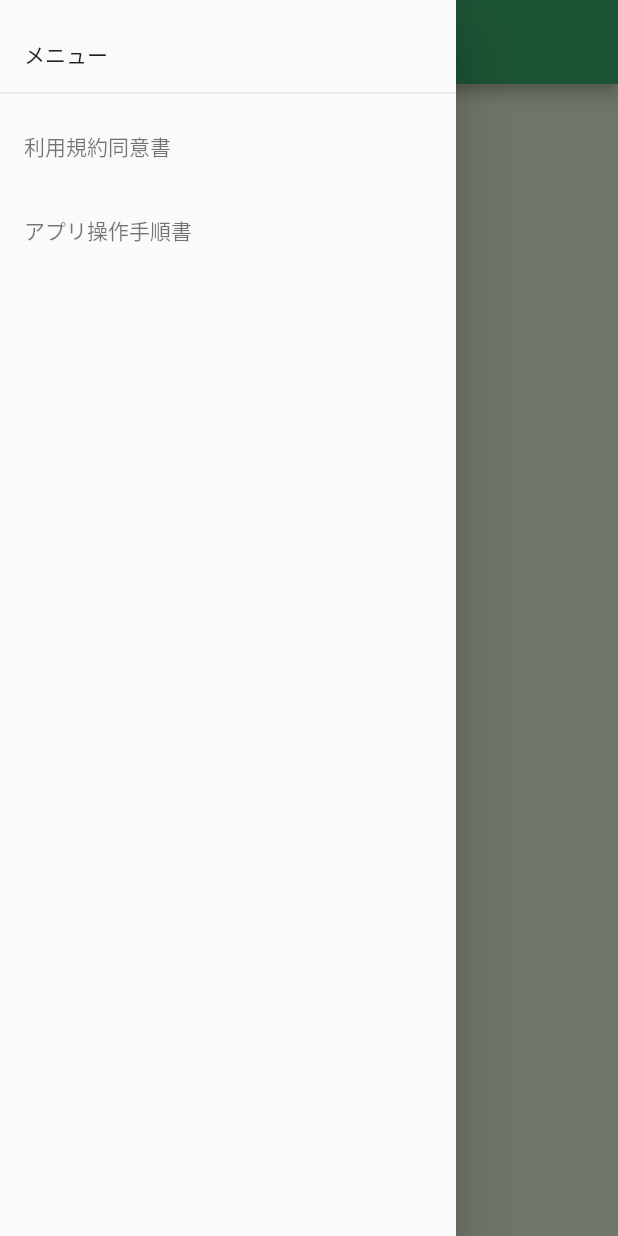
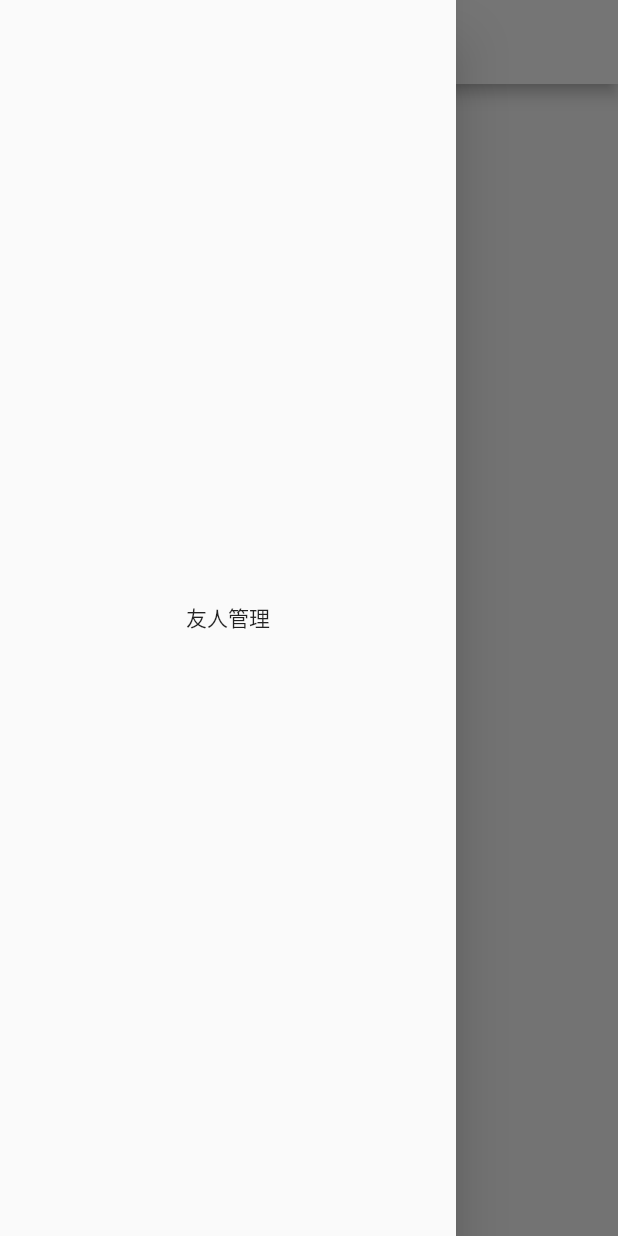
Before and after one commit to yusuke777777/TsuyosukeTennis, a Flutter app: the MatchList screen opened directly, with the side drawer open, on a phone screen of 412 x 824 dp. Run offline on Flutter 3.47's test engine with Material 2 defaults, Android fonts, the phone set to English and light mode, and no system bars; our stand-ins replace bordered_text, cloud_firestore, firebase_auth, firebase_core, firebase_storage, flutter_slidable and 3 more; accounts and stored records are empty.

Commit message:
“マッチ一覧の機能一部修正、レイアウト修正”

```diff
--- a/lib/Page/MatchList.dart
+++ b/lib/Page/MatchList.dart
@@ -3,9 +3,11 @@ import 'package:flutter/material.dart';
 import 'package:flutter_slidable/flutter_slidable.dart';
 import 'package:tsuyosuke_tennis_ap/Common/CtalkRoom.dart';
 import 'package:tsuyosuke_tennis_ap/Page/MatchResult.dart';
+import 'package:tsuyosuke_tennis_ap/Page/ProfileReference.dart';
 import 'package:tsuyosuke_tennis_ap/Page/ProfileSetting.dart';
 import '../Common/CmatchList.dart';
 import '../FireBase/FireBase.dart';
+import '../PropSetCofig.dart';
 import 'TalkRoom.dart';
 
 class MatchList extends StatefulWidget {
@@ -29,33 +31,16 @@ class _MatchListState extends State<MatchList> {
 
   @override
   Widget build(BuildContext context) {
+    //必要コンフィグの初期化
+    HeaderConfig().init(context, "マッチング一覧");
+    DrawerConfig().init(context);
     return Scaffold(
-        backgroundColor: const Color(0xFFF2FFE4),
         appBar: AppBar(
-          backgroundColor: const Color(0xFF3CB371),
-          title: Text('マッチング一覧'),
+          backgroundColor: HeaderConfig.backGroundColor,
+          title: HeaderConfig.appBarText,
+          iconTheme: IconThemeData(color: Colors.black),
         ),
-        drawer: Drawer(
-            child: ListView(
-          children: <Widget>[
-            Padding(padding: EdgeInsets.only(top: 10.0)),
-            Container(
-              height: 60.0,
-              child: DrawerHeader(
-                child: Text("メニュー"),
-                decoration: BoxDecoration(),
-              ),
-            ),
-            ListTile(
-              title: Text('利用規約同意書', style: TextStyle(color: Colors.black54)),
-              // onTap: _manualURL,
-            ),
-            ListTile(
-              title: Text('アプリ操作手順書', style: TextStyle(color: Colors.black54)),
-              // onTap: _FAQURL,
-            )
-          ],
-        )),
+        drawer:DrawerConfig.drawer,
         body: StreamBuilder<QuerySnapshot>(
             stream: FirestoreMethod.matchListSnapshot,
             builder: (context, snapshot) {
@@ -81,7 +66,7 @@ class _MatchListState extends State<MatchList> {
                                 ],
                               ),
                               child: Card(
-                                color: const Color(0xFFF2FFE4),
+                                color: Colors.white,
                                 child: Container(
                                   height: 70,
                                   child: Row(
@@ -115,9 +100,8 @@ class _MatchListState extends State<MatchList> {
                                                 context,
                                                 MaterialPageRoute(
                                                     builder: (context) =>
-                                                        ProfileSetting.Edit(
-                                                            matchList[index]
-                                                                .YOUR_USER)));
+                                                        ProfileReference(
+                                                            matchList[index].YOUR_USER.USER_ID)));
                                           },
                                         ),
                                       ),
@@ -131,7 +115,7 @@ class _MatchListState extends State<MatchList> {
                                                     .YOUR_USER
                                                     .NICK_NAME,
                                                 style: TextStyle(
-                                                    fontSize: 18,
+                                                    fontSize: 20,
                                                     fontWeight:
                                                         FontWeight.bold)),
                                             Text(matchList[index].SAKUSEI_TIME,
```
